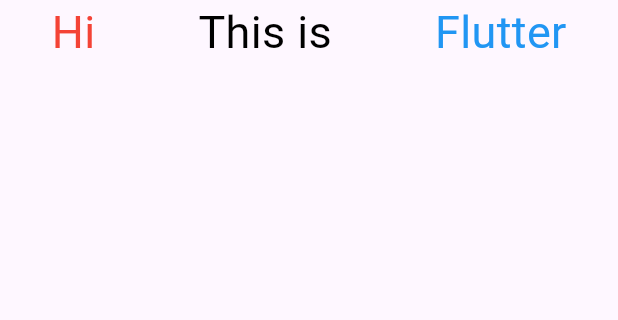
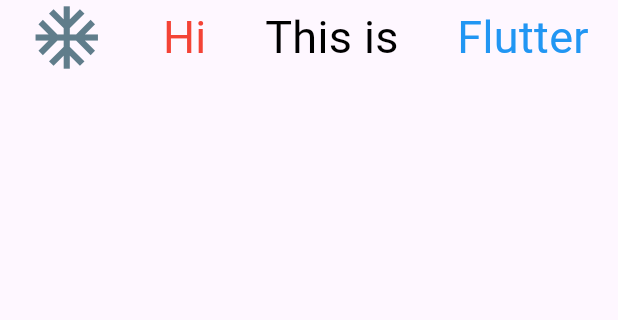
Before and after one commit to cy-r0x/day_2, a Flutter app: the screen it shows after launch, on a phone screen of 412 x 824 dp, the part 84-404 px from its top. Run offline on Flutter 3.47's test engine with Material 3 defaults, Android fonts, the phone set to English and light mode, and no system bars; our stand-ins replace iconsax.

Commit message:
Icon Commit

```diff
--- a/lib/main.dart
+++ b/lib/main.dart
@@ -1,4 +1,5 @@
 import 'package:flutter/material.dart';
+import 'package:iconsax/iconsax.dart';
 
 void main() {
   runApp(App());
@@ -22,6 +23,11 @@ class App extends StatelessWidget {
         body: Row(
           mainAxisAlignment: MainAxisAlignment.spaceAround,
           children: [
+            Icon(
+              Icons.ac_unit,
+              size: 50,
+              color: Colors.blueGrey,
+            ),
             Text(
               "Hi",
               style: TextStyle(
--- a/pubspec.yaml
+++ b/pubspec.yaml
@@ -34,6 +34,7 @@ dependencies:
   # The following adds the Cupertino Icons font to your application.
   # Use with the CupertinoIcons class for iOS style icons.
   cupertino_icons: ^1.0.8
+  iconsax: ^0.0.8
 
 dev_dependencies:
   flutter_test:
```
Also changed, not shown: pubspec.lock.
